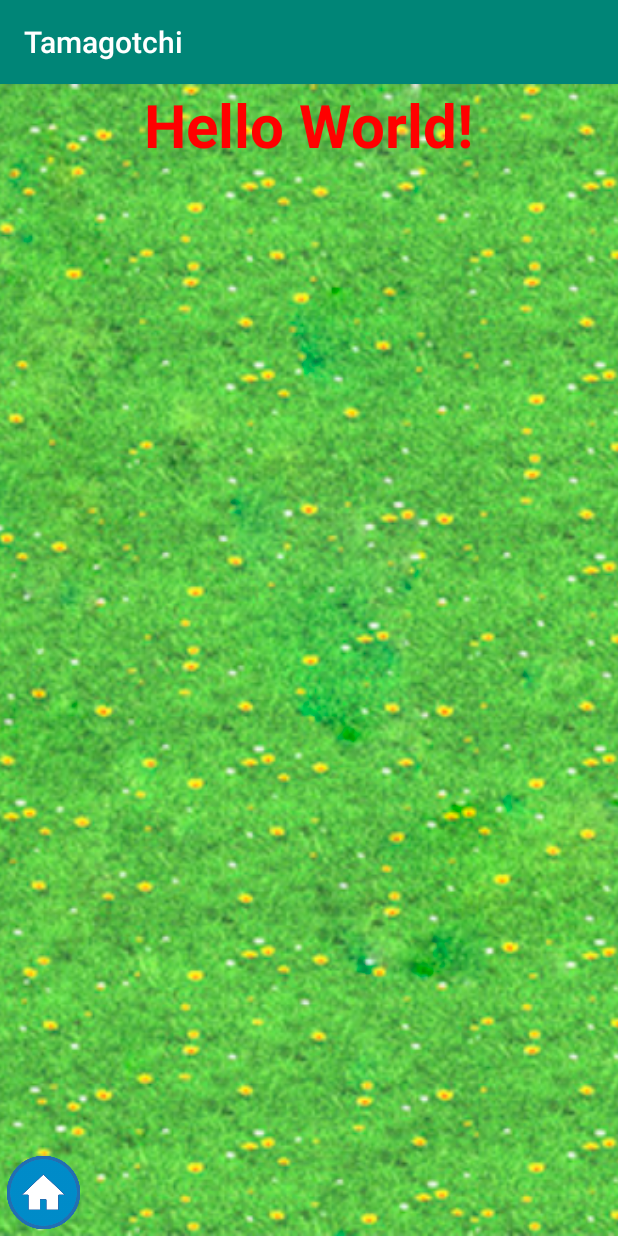
After one commit to qf05/Tamatama, an Android app: the OtherActivity screen opened directly, with no data from a screen before it, on a phone screen of 412 x 824 dp. The commit adds this screen. Run offline under Robolectric (Android 15) with nearby library versions, the phone set to English and light mode, and no system bars.

Commit message:
1 1 other activity

```diff
--- a/app/src/main/AndroidManifest.xml
+++ b/app/src/main/AndroidManifest.xml
@@ -16,6 +16,7 @@
                 <category android:name="android.intent.category.LAUNCHER" />
             </intent-filter>
         </activity>
+        <activity android:name=".OtherActivity" />
     </application>
 
 </manifest>
--- /dev/null
+++ b/app/src/main/java/ru/javaops/android/tamagotchi/OtherActivity.java
@@ -0,0 +1,25 @@
+package ru.javaops.android.tamagotchi;
+
+import android.content.Intent;
+import android.os.Bundle;
+import android.view.View;
+import android.widget.ImageButton;
+
+import androidx.appcompat.app.AppCompatActivity;
+
+public class OtherActivity extends AppCompatActivity {
+
+    @Override
+    protected void onCreate(Bundle savedInstanceState) {
+        super.onCreate(savedInstanceState);
+        setContentView(R.layout.activity_other);
+        ImageButton home = findViewById(R.id.button_home);
+        home.setOnClickListener(new View.OnClickListener() {
+            @Override
+            public void onClick(View v) {
+                Intent intent = new Intent(OtherActivity.this, MainActivity.class);
+                startActivity(intent);
+            }
+        });
+    }
+}
--- /dev/null
+++ b/app/src/main/res/layout/activity_other.xml
@@ -0,0 +1,34 @@
+<?xml version="1.0" encoding="utf-8"?>
+<FrameLayout xmlns:android="http://schemas.android.com/apk/res/android"
+    xmlns:tools="http://schemas.android.com/tools"
+    android:id="@+id/layout"
+    android:layout_width="match_parent"
+    android:layout_height="match_parent"
+    tools:context=".OtherActivity">
+
+    <ImageView
+        android:layout_width="match_parent"
+        android:layout_height="match_parent"
+        android:contentDescription="@string/background"
+        android:scaleType="centerCrop"
+        android:src="@drawable/bg_walk" />
+
+    <TextView
+        android:id="@+id/title_hello"
+        android:layout_width="wrap_content"
+        android:layout_height="wrap_content"
+        android:layout_gravity="center_horizontal"
+        android:text="@string/hello"
+        android:textColor="@color/red"
+        android:textSize="@dimen/title_hello_other"
+        android:textStyle="bold" />
+
+    <ImageButton
+        android:id="@+id/button_home"
+        android:layout_width="@dimen/round_btn_size"
+        android:layout_height="@dimen/round_btn_size"
+        android:layout_gravity="bottom"
+        android:layout_margin="@dimen/min_margin"
+        android:background="@drawable/home"
+        android:contentDescription="@string/to_home" />
+</FrameLayout>
--- a/app/src/main/res/values/colors.xml
+++ b/app/src/main/res/values/colors.xml
@@ -3,4 +3,6 @@
     <color name="colorPrimary">#008577</color>
     <color name="colorPrimaryDark">#00574B</color>
     <color name="colorAccent">#D81B60</color>
+    <color name="white">#FFFFFF</color>
+    <color name="red">#FF0000</color>
 </resources>
--- /dev/null
+++ b/app/src/main/res/values/dimens.xml
@@ -0,0 +1,9 @@
+<resources>
+    <dimen name="main_margin">20dp</dimen>
+    <dimen name="min_margin">4dp</dimen>
+
+    <dimen name="title_hello_main">50sp</dimen>
+    <dimen name="title_hello_other">40sp</dimen>
+
+    <dimen name="round_btn_size">50dp</dimen>
+</resources>
--- a/app/src/main/res/values/strings.xml
+++ b/app/src/main/res/values/strings.xml
@@ -1,4 +1,6 @@
 <resources>
     <string name="app_name">Tamagotchi</string>
     <string name="background">background</string>
+    <string name="hello">Hello World!</string>
+    <string name="to_home">to Home</string>
 </resources>
```
Also changed, not shown: app/src/main/java/ru/javaops/android/tamagotchi/MainActivity.java (+9 -1 lines), app/src/main/res/layout/activity_main.xml (+13 -5 lines), app/src/main/res/drawable/bg_walk.jpg (added), app/src/main/res/drawable/home.png (added).
